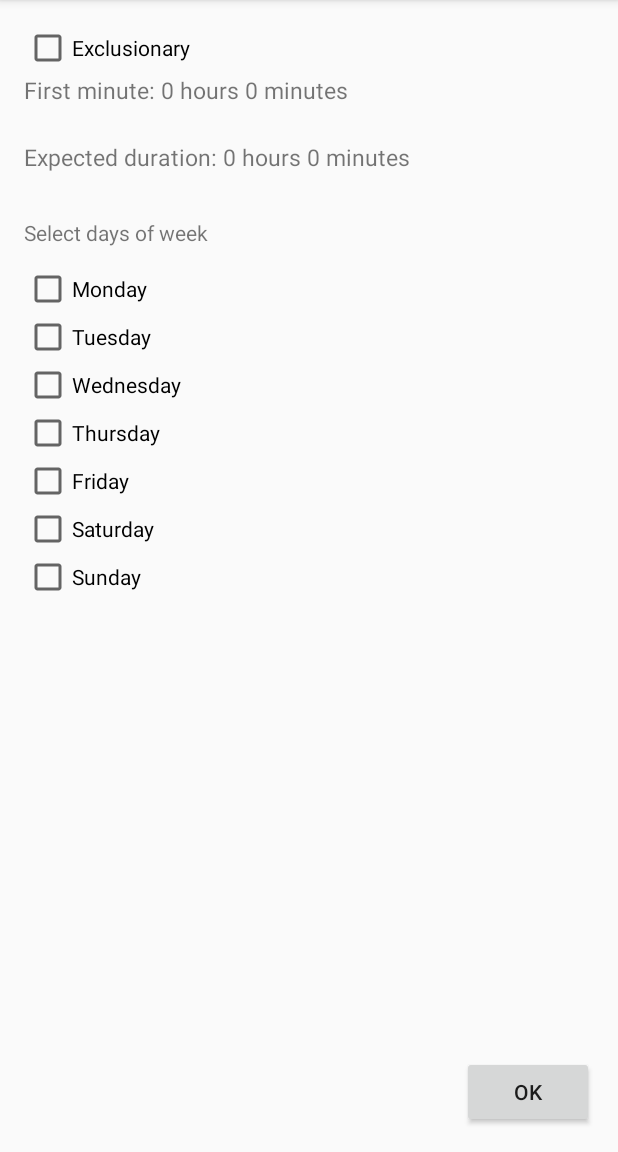
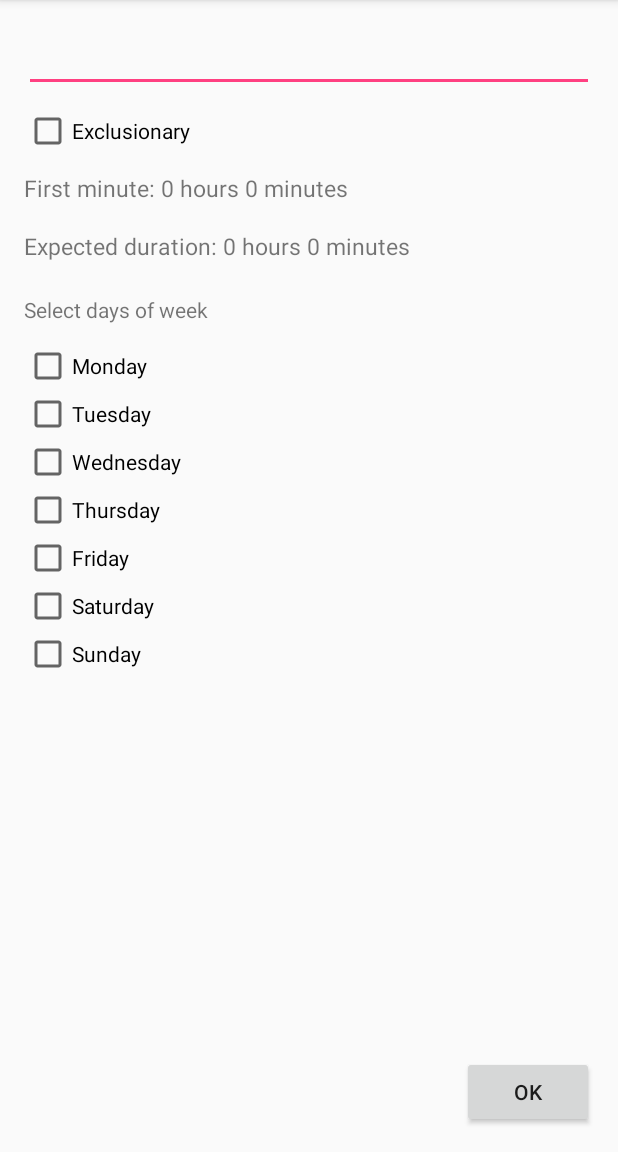
Before and after one commit to Ivan-Veselov/atum, an Android app: the WeekFilterEditorActivity screen opened directly, with no data from a screen before it, on a phone screen of 412 x 824 dp, the part 84-1236 px from its top. Run offline under Robolectric (Android 15) with nearby library versions, the phone set to English and light mode, and no system bars.

Commit message:
Add EditText to FilterEditorActivity, where user can write a filter description.

```diff
--- a/app/src/main/res/layout/activity_week_filter_editor.xml
+++ b/app/src/main/res/layout/activity_week_filter_editor.xml
@@ -9,29 +9,6 @@
     android:paddingRight="@dimen/activity_horizontal_margin"
     android:paddingTop="@dimen/activity_vertical_margin"
     tools:context="ru.spbau.mit.atum.WeekFilterEditorActivity">
-
-    <CheckBox
-        android:text="Exclusionary"
-        android:layout_width="wrap_content"
-        android:layout_height="wrap_content"
-        android:layout_alignParentTop="true"
-        android:id="@+id/isExclusionary"
-        android:checked="false"
-        android:layout_alignParentEnd="true"
-        android:layout_alignParentStart="true" />
-
-    <TextView
-        android:text="Expected Duration"
-        android:layout_width="wrap_content"
-        android:layout_height="wrap_content"
-        android:id="@+id/duration"
-        android:layout_marginTop="23dp"
-        android:layout_below="@+id/first_minute"
-        android:layout_alignParentStart="true"
-        android:clickable="true"
-        android:onClick="onDutationClick"
-        android:textSize ="15dp"
-        android:layout_alignParentEnd="true" />
 
     <CheckBox
         android:text="Monday"
@@ -99,25 +76,60 @@
         android:id="@+id/week_filter_editor_OK"
         android:onClick="onButtonOKClick" />
 
+    <EditText
+        android:layout_width="match_parent"
+        android:layout_height="wrap_content"
+        android:inputType="textPersonName"
+        android:ems="10"
+        android:layout_alignParentTop="true"
+        android:id="@+id/week_filter_name"
+        android:layout_alignParentEnd="true"
+        android:layout_alignParentStart="true" />
+
+    <CheckBox
+        android:text="Exclusionary"
+        android:layout_width="wrap_content"
+        android:layout_height="wrap_content"
+        android:id="@+id/isExclusionary"
+        android:checked="false"
+        android:layout_marginTop="10dp"
+        android:layout_below="@+id/week_filter_name"
+        android:layout_alignParentStart="true" />
+
     <TextView
         android:text="First minute"
         android:layout_width="wrap_content"
         android:layout_height="wrap_content"
-        android:layout_marginTop="33dp"
+        android:layout_marginTop="11dp"
         android:id="@+id/first_minute"
         android:clickable="true"
         android:onClick="onFirstMinuteClick"
         android:textSize ="15dp"
-        android:layout_below="@+id/isFreeTime"
+        android:layout_below="@+id/isExclusionary"
+        android:layout_alignParentEnd="true"
         android:layout_alignParentStart="true" />
 
     <TextView
         android:text="Select days of week"
         android:layout_width="wrap_content"
         android:layout_height="wrap_content"
-        android:layout_marginTop="30dp"
+        android:layout_marginTop="22dp"
         android:id="@+id/days_of_week"
         android:layout_below="@+id/duration"
+        android:layout_alignParentEnd="true"
         android:layout_alignParentStart="true" />
 
+    <TextView
+        android:text="Expected Duration"
+        android:layout_width="wrap_content"
+        android:layout_height="wrap_content"
+        android:id="@+id/duration"
+        android:layout_marginTop="17dp"
+        android:clickable="true"
+        android:onClick="onDurationClick"
+        android:textSize ="15dp"
+        android:layout_below="@+id/first_minute"
+        android:layout_alignStart="@+id/first_minute"
+        android:layout_alignParentEnd="true" />
+
 </RelativeLayout>
```
Also changed, not shown: app/src/main/java/ru/spbau/mit/atum/IntervalFilterEditorActivity.java (+12 -1 lines), app/src/main/java/ru/spbau/mit/atum/WeekFilterEditorActivity.java (+14 -4 lines), app/src/main/res/layout/activity_interval_filter_editor.xml (+31 -21 lines).
